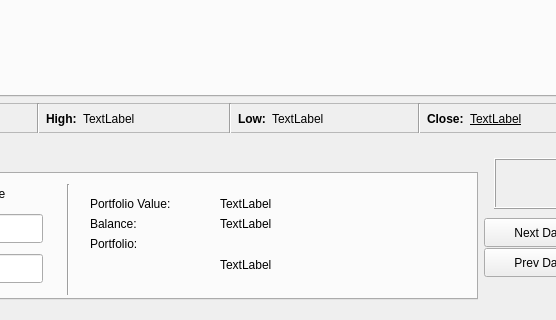
This is chartWidget.ui in ellamental/pyTrade as Qt 5 draws it before an edit; both pictures show x 352 to 908 and y 736 to 1056 of the 1076 by 1056 pixel window. The edited form follows.
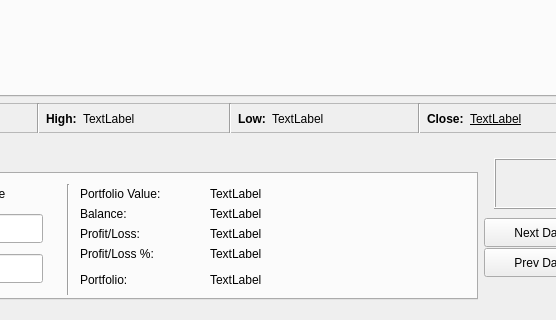
This is the edited form. The open tabs and pages were chosen to show the change. Custom widgets are drawn as their Qt base class.

Commit message: Added Profit/Loss View to Accounts

The edit to the form file:
```diff
--- a/chartWidget.ui
+++ b/chartWidget.ui
@@ -553,8 +553,8 @@
          <widget class="QLabel" name="showBalance">
           <property name="geometry">
            <rect>
-            <x>550</x>
-            <y>40</y>
+            <x>540</x>
+            <y>30</y>
             <width>111</width>
             <height>20</height>
            </rect>
@@ -566,8 +566,8 @@
          <widget class="QLabel" name="label_balance">
           <property name="geometry">
            <rect>
-            <x>420</x>
-            <y>40</y>
+            <x>410</x>
+            <y>30</y>
             <width>81</width>
             <height>19</height>
            </rect>
@@ -612,8 +612,8 @@
          <widget class="QLabel" name="label_portfolioValue">
           <property name="geometry">
            <rect>
-            <x>420</x>
-            <y>20</y>
+            <x>410</x>
+            <y>10</y>
             <width>121</width>
             <height>19</height>
            </rect>
@@ -625,8 +625,8 @@
          <widget class="QLabel" name="showPortfolioValue">
           <property name="geometry">
            <rect>
-            <x>550</x>
-            <y>20</y>
+            <x>540</x>
+            <y>10</y>
             <width>121</width>
             <height>19</height>
            </rect>
@@ -638,10 +638,10 @@
          <widget class="QLabel" name="label_portfolio">
           <property name="geometry">
            <rect>
-            <x>420</x>
-            <y>60</y>
+            <x>410</x>
+            <y>90</y>
             <width>81</width>
-            <height>19</height>
+            <height>31</height>
            </rect>
           </property>
           <property name="text">
@@ -651,10 +651,10 @@
          <widget class="QLabel" name="showPortfolio">
           <property name="geometry">
            <rect>
-            <x>550</x>
-            <y>60</y>
-            <width>161</width>
-            <height>61</height>
+            <x>540</x>
+            <y>90</y>
+            <width>281</width>
+            <height>31</height>
            </rect>
           </property>
           <property name="text">
@@ -707,6 +707,58 @@
            <string>Stop Price</string>
           </property>
          </widget>
+         <widget class="QLabel" name="label_profit">
+          <property name="geometry">
+           <rect>
+            <x>410</x>
+            <y>50</y>
+            <width>111</width>
+            <height>19</height>
+           </rect>
+          </property>
+          <property name="text">
+           <string>Profit/Loss:</string>
+          </property>
+         </widget>
+         <widget class="QLabel" name="label_profitPercent">
+          <property name="geometry">
+           <rect>
+            <x>410</x>
+            <y>70</y>
+            <width>121</width>
+            <height>19</height>
+           </rect>
+          </property>
+          <property name="text">
+           <string>Profit/Loss %:</string>
+          </property>
+         </widget>
+         <widget class="QLabel" name="showProfit">
+          <property name="geometry">
+           <rect>
+            <x>540</x>
+            <y>50</y>
+            <width>111</width>
+            <height>20</height>
+           </rect>
+          </property>
+          <property name="text">
+           <string>TextLabel</string>
+          </property>
+         </widget>
+         <widget class="QLabel" name="showProfitPercent">
+          <property name="geometry">
+           <rect>
+            <x>540</x>
+            <y>70</y>
+            <width>111</width>
+            <height>20</height>
+           </rect>
+          </property>
+          <property name="text">
+           <string>TextLabel</string>
+          </property>
+         </widget>
         </widget>
         <widget class="QWidget" name="tab_4">
          <attribute name="title">
```
Left out of the diff: 2 changed lines with no effect on the pictures. The commit also changes 2 other files.
